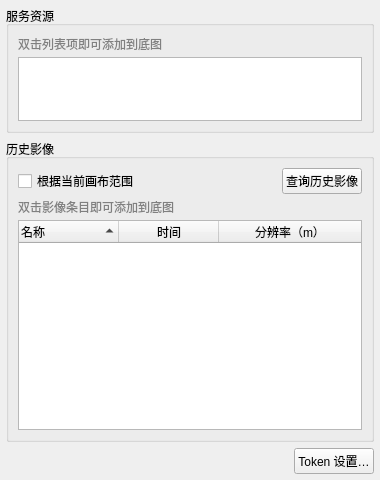
Before: the Qt Designer form tianditu_tools/ui/sd.ui in liuxspro/qgis-plugin-tianditu, drawn with Qt 5.
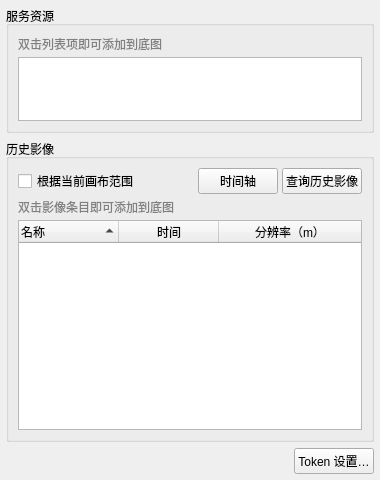
After: the same form once the commit is applied.

Commit message:
Add historical imagery timeline for Shandong
- Pixel-positioned date bar with year labels, hover tooltips and
  click/keyboard selection
- Bottom dock that requeries imgmeta for the canvas centre once the map
  stops moving, debounced and cached per extent
- Keeps a single WMTS layer, replacing it when the date changes
- Prev/next buttons step through the available dates

Patch:
```diff
--- a/tianditu_tools/ui/sd.ui
+++ b/tianditu_tools/ui/sd.ui
@@ -111,7 +111,7 @@
         <number>4</number>
        </property>
        <item>
-        <layout class="QHBoxLayout" name="horizontalLayout_2" stretch="0,1,0">
+        <layout class="QHBoxLayout" name="horizontalLayout_2" stretch="0,1,0,0">
          <item>
           <widget class="QCheckBox" name="checkBox">
            <property name="toolTip">
@@ -135,6 +135,16 @@
            </property>
           </spacer>
          </item>
+         <item>
+          <widget class="QPushButton" name="pushButton_timeline">
+           <property name="toolTip">
+            <string>在画布底部打开历史影像时间轴</string>
+           </property>
+           <property name="text">
+            <string>时间轴</string>
+           </property>
+          </widget>
+         </item>
          <item>
           <widget class="QPushButton" name="pushButton_search">
            <property name="toolTip">
```
The commit also changes 11 other files.
